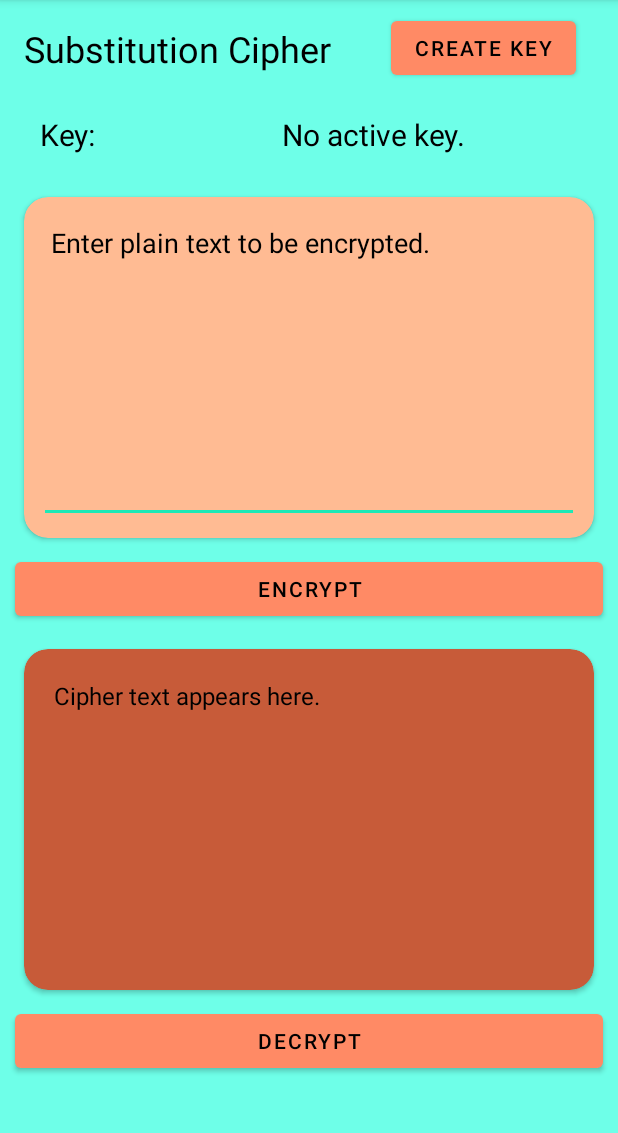
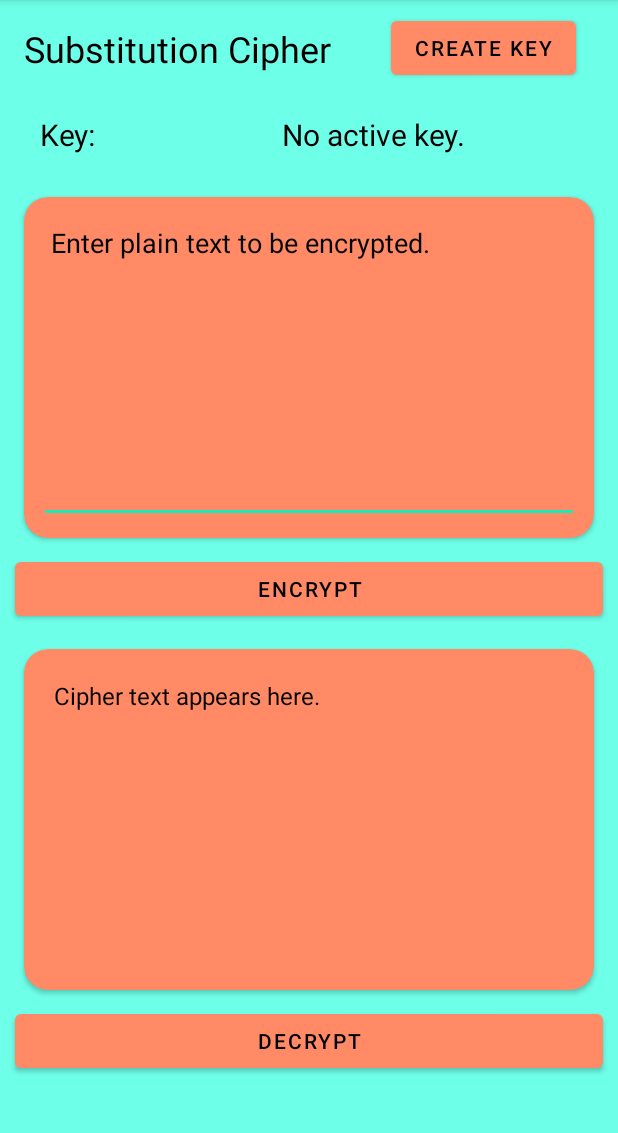
Before and after one commit to healym3/CryptoPrototype1, an Android app: the screen it shows after launch (MainActivity), on a phone screen of 412 x 824 dp, the part 84-1217 px from its top. Run offline under Robolectric (Android 15) with nearby library versions, the phone set to English and light mode, and no system bars; Roboto replaces fonts that are not available here.

Commit message:
Update color scheme

```diff
--- a/app/src/main/res/layout/activity_main.xml
+++ b/app/src/main/res/layout/activity_main.xml
@@ -75,6 +75,7 @@
         android:id="@+id/cardView"
         style="@style/cardViewStyle"
         android:layout_marginTop="16dp"
+        android:backgroundTint="@color/primaryColor"
         app:cardCornerRadius="16dp"
         app:layout_constraintEnd_toEndOf="parent"
         app:layout_constraintStart_toStartOf="parent"
@@ -112,7 +113,7 @@
         android:layout_width="0dp"
         android:layout_height="wrap_content"
         android:layout_marginTop="16dp"
-        android:backgroundTint="@color/primaryDarkColor"
+        android:backgroundTint="@color/primaryColor"
         app:cardCornerRadius="16dp"
         app:layout_constraintEnd_toEndOf="parent"
         app:layout_constraintStart_toStartOf="parent"
```
